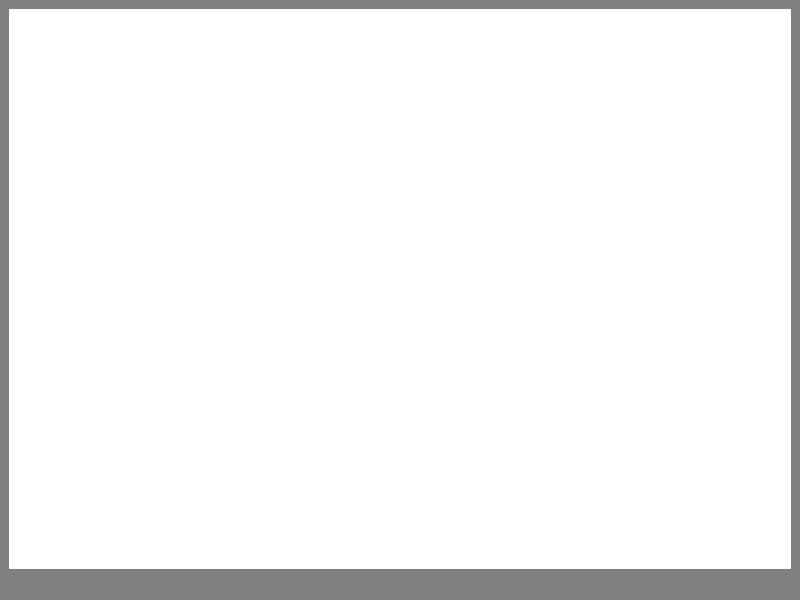
This is exam/mainwindow.ui in Lamardo43/educ-2c2s-cryptographic as Qt 5 draws it before an edit. The edited form follows.
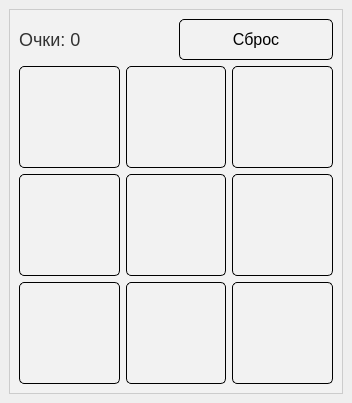
This is the edited form.

```diff
--- a/exam/mainwindow.ui
+++ b/exam/mainwindow.ui
@@ -6,52 +6,92 @@
    <rect>
     <x>0</x>
     <y>0</y>
-    <width>800</width>
-    <height>600</height>
+    <width>352</width>
+    <height>403</height>
    </rect>
   </property>
   <property name="windowTitle">
    <string>MainWindow</string>
   </property>
   <property name="styleSheet">
-   <string notr="true">background-color: grey;</string>
+   <string notr="true">/* QPushButton */
+QPushButton {
+    background-color: #4CAF50;
+    color: black;
+    border: 1px solid black;
+	border-radius: 5px;
+    padding: 10px 10px;
+    font-size: 16px;
+}
+QPushButton:hover {
+    background-color: #45a049;
+}
+QPushButton:pressed {
+    background-color: #3e8e41;
+}
+
+/* QLineEdit */
+QLineEdit {
+    border: 2px solid #ccc;
+    padding: 5px;
+    font-size: 16px;
+}
+QLineEdit:focus {
+    border-color: #4CAF50;
+}
+
+/* QLabel */
+QLabel {
+    color: #333;
+    font-size: 18px;
+}
+
+/* QStackedWidget */
+QStackedWidget {
+    background-color: #f2f2f2;
+    border: 1px solid #ccc;
+}
+QStackedWidget QWidget {
+    background-color: #f2f2f2;
+}
+</string>
   </property>
   <widget class="QWidget" name="centralwidget">
    <layout class="QGridLayout" name="gridLayout">
-    <item row="0" column="0">
+    <item row="0" column="1">
      <widget class="QStackedWidget" name="stackedWidget">
-      <property name="styleSheet">
-       <string notr="true">background-color: white;</string>
-      </property>
       <property name="currentIndex">
-       <number>0</number>
+       <number>1</number>
       </property>
-      <widget class="QWidget" name="page_3">
-       <property name="styleSheet">
-        <string notr="true">background-color: white;</string>
-       </property>
+      <widget class="QWidget" name="loginPage">
        <layout class="QGridLayout" name="gridLayout_2">
-        <item row="0" column="0">
-         <layout class="QGridLayout" name="gridLayout_4"/>
+        <item row="1" column="2">
+         <spacer name="horizontalSpacer_2">
+          <property name="orientation">
+           <enum>Qt::Horizontal</enum>
+          </property>
+          <property name="sizeHint" stdset="0">
+           <size>
+            <width>40</width>
+            <height>20</height>
+           </size>
+          </property>
+         </spacer>
         </item>
-       </layout>
-      </widget>
-      <widget class="QWidget" name="page_4">
-       <layout class="QGridLayout" name="gridLayout_3">
-        <item row="2" column="0">
+        <item row="1" column="0">
          <spacer name="horizontalSpacer">
           <property name="orientation">
            <enum>Qt::Horizontal</enum>
           </property>
           <property name="sizeHint" stdset="0">
            <size>
-            <width>248</width>
+            <width>40</width>
             <height>20</height>
            </size>
           </property>
          </spacer>
         </item>
-        <item row="0" column="1">
+        <item row="2" column="1">
          <spacer name="verticalSpacer">
           <property name="orientation">
            <enum>Qt::Vertical</enum>
@@ -59,66 +99,254 @@
           <property name="sizeHint" stdset="0">
            <size>
             <width>20</width>
-            <height>225</height>
-           </size>
-          </property>
-         </spacer>
-        </item>
-        <item row="2" column="2">
-         <widget class="QPushButton" name="okButton">
-          <property name="text">
-           <string>OK</string>
-          </property>
-         </widget>
-        </item>
-        <item row="4" column="1">
-         <spacer name="verticalSpacer_2">
-          <property name="orientation">
-           <enum>Qt::Vertical</enum>
-          </property>
-          <property name="sizeHint" stdset="0">
-           <size>
-            <width>20</width>
-            <height>224</height>
-           </size>
-          </property>
-         </spacer>
-        </item>
-        <item row="2" column="3">
-         <spacer name="horizontalSpacer_2">
-          <property name="orientation">
-           <enum>Qt::Horizontal</enum>
-          </property>
-          <property name="sizeHint" stdset="0">
-           <size>
-            <width>248</width>
-            <height>20</height>
+            <height>40</height>
            </size>
           </property>
          </spacer>
         </item>
         <item row="1" column="1">
-         <widget class="QLabel" name="label">
-          <property name="styleSheet">
-           <string notr="true">color:black;</string>
+         <layout class="QVBoxLayout" name="verticalLayout_5">
+          <item>
+           <widget class="QLineEdit" name="pinCodeEdit">
+            <property name="echoMode">
+             <enum>QLineEdit::Password</enum>
+            </property>
+           </widget>
+          </item>
+          <item>
+           <spacer name="verticalSpacer_3">
+            <property name="orientation">
+             <enum>Qt::Vertical</enum>
+            </property>
+            <property name="sizeType">
+             <enum>QSizePolicy::Fixed</enum>
+            </property>
+            <property name="sizeHint" stdset="0">
+             <size>
+              <width>20</width>
+              <height>20</height>
+             </size>
+            </property>
+           </spacer>
+          </item>
+          <item>
+           <widget class="QPushButton" name="loginButton">
+            <property name="text">
+             <string>Вход</string>
+            </property>
+           </widget>
+          </item>
+         </layout>
+        </item>
+        <item row="0" column="1">
+         <spacer name="verticalSpacer_2">
+          <property name="orientation">
+           <enum>Qt::Vertical</enum>
           </property>
-          <property name="text">
-           <string>Введите ПИН-код</string>
+          <property name="sizeHint" stdset="0">
+           <size>
+            <width>20</width>
+            <height>40</height>
+           </size>
           </property>
-         </widget>
+         </spacer>
         </item>
-        <item row="2" column="1">
-         <widget class="QLineEdit" name="lineEdit_2"/>
+       </layout>
+      </widget>
+      <widget class="QWidget" name="gamePage">
+       <layout class="QVBoxLayout" name="verticalLayout_2">
+        <item>
+         <layout class="QHBoxLayout" name="horizontalLayout">
+          <item>
+           <widget class="QLabel" name="scoreLabel">
+            <property name="text">
+             <string>Очки: 0</string>
+            </property>
+           </widget>
+          </item>
+          <item>
+           <widget class="QPushButton" name="resetButton">
+            <property name="text">
+             <string>Сброс</string>
+            </property>
+           </widget>
+          </item>
+         </layout>
         </item>
-        <item row="3" column="1">
-         <widget class="QLabel" name="incorrectPasswordLabel">
-          <property name="styleSheet">
-           <string notr="true">color: red</string>
-          </property>
-          <property name="text">
-           <string>Неверный пароль</string>
-          </property>
-         </widget>
+        <item>
+         <layout class="QGridLayout" name="gridLayout_3">
+          <item row="0" column="1">
+           <widget class="QPushButton" name="card4">
+            <property name="sizePolicy">
+             <sizepolicy hsizetype="Expanding" vsizetype="Expanding">
+              <horstretch>0</horstretch>
+              <verstretch>0</verstretch>
+             </sizepolicy>
+            </property>
+            <property name="minimumSize">
+             <size>
+              <width>100</width>
+              <height>100</height>
+             </size>
+            </property>
+            <property name="text">
+             <string/>
+            </property>
+           </widget>
+          </item>
+          <item row="2" column="0">
+           <widget class="QPushButton" name="card3">
+            <property name="sizePolicy">
+             <sizepolicy hsizetype="Expanding" vsizetype="Expanding">
+              <horstretch>0</horstretch>
+              <verstretch>0</verstretch>
+             </sizepolicy>
+            </property>
+            <property name="minimumSize">
+             <size>
+              <width>100</width>
+              <height>100</height>
+             </size>
+            </property>
+            <property name="text">
+             <string/>
+            </property>
+           </widget>
+          </item>
+          <item row="1" column="1">
+           <widget class="QPushButton" name="card5">
+            <property name="sizePolicy">
+             <sizepolicy hsizetype="Expanding" vsizetype="Expanding">
+              <horstretch>0</horstretch>
+              <verstretch>0</verstretch>
+             </sizepolicy>
+            </property>
+            <property name="minimumSize">
+             <size>
+              <width>100</width>
+              <height>100</height>
+             </size>
+            </property>
+            <property name="text">
+             <string/>
+            </property>
+           </widget>
+          </item>
+          <item row="2" column="1">
+           <widget class="QPushButton" name="card6">
+            <property name="sizePolicy">
+             <sizepolicy hsizetype="Expanding" vsizetype="Expanding">
+              <horstretch>0</horstretch>
+              <verstretch>0</verstretch>
+             </sizepolicy>
+            </property>
+            <property name="minimumSize">
+             <size>
+              <width>100</width>
+              <height>100</height>
+             </size>
+            </property>
+            <property name="text">
+             <string/>
+            </property>
+           </widget>
+          </item>
+          <item row="1" column="0">
+           <widget class="QPushButton" name="card2">
+            <property name="sizePolicy">
+             <sizepolicy hsizetype="Expanding" vsizetype="Expanding">
+              <horstretch>0</horstretch>
+              <verstretch>0</verstretch>
+             </sizepolicy>
+            </property>
+            <property name="minimumSize">
+             <size>
+              <width>100</width>
+              <height>100</height>
+             </size>
+            </property>
+            <property name="text">
+             <string/>
+            </property>
+           </widget>
+          </item>
+          <item row="0" column="0">
+           <widget class="QPushButton" name="card1">
+            <property name="sizePolicy">
+             <sizepolicy hsizetype="Expanding" vsizetype="Expanding">
+              <horstretch>0</horstretch>
+              <verstretch>0</verstretch>
+             </sizepolicy>
+            </property>
+            <property name="minimumSize">
+             <size>
+              <width>100</width>
+              <height>100</height>
+             </size>
+            </property>
+            <property name="text">
+             <string/>
+            </property>
+           </widget>
+          </item>
+          <item row="0" column="2">
+           <widget class="QPushButton" name="card7">
+            <property name="sizePolicy">
+             <sizepolicy hsizetype="Expanding" vsizetype="Expanding">
+              <horstretch>0</horstretch>
+              <verstretch>0</verstretch>
+             </sizepolicy>
+            </property>
+            <property name="minimumSize">
+             <size>
+              <width>100</width>
+              <height>100</height>
+             </size>
+            </property>
+            <property name="text">
+             <string/>
+            </property>
+           </widget>
+          </item>
+          <item row="1" column="2">
+           <widget class="QPushButton" name="card8">
+            <property name="sizePolicy">
+             <sizepolicy hsizetype="Expanding" vsizetype="Expanding">
+              <horstretch>0</horstretch>
+              <verstretch>0</verstretch>
+             </sizepolicy>
+            </property>
+            <property name="minimumSize">
+             <size>
+              <width>100</width>
+              <height>100</height>
+             </size>
+            </property>
+            <property name="text">
+             <string/>
+            </property>
+           </widget>
+          </item>
+          <item row="2" column="2">
+           <widget class="QPushButton" name="card9">
+            <property name="sizePolicy">
+             <sizepolicy hsizetype="Expanding" vsizetype="Expanding">
+              <horstretch>0</horstretch>
+              <verstretch>0</verstretch>
+             </sizepolicy>
+            </property>
+            <property name="minimumSize">
+             <size>
+              <width>100</width>
+              <height>100</height>
+             </size>
+            </property>
+            <property name="text">
+             <string/>
+            </property>
+           </widget>
+          </item>
+         </layout>
         </item>
        </layout>
       </widget>
@@ -126,17 +354,6 @@
     </item>
    </layout>
   </widget>
-  <widget class="QMenuBar" name="menubar">
-   <property name="geometry">
-    <rect>
-     <x>0</x>
-     <y>0</y>
-     <width>800</width>
-     <height>22</height>
-    </rect>
-   </property>
-  </widget>
-  <widget class="QStatusBar" name="statusbar"/>
  </widget>
  <resources/>
  <connections/>
```
